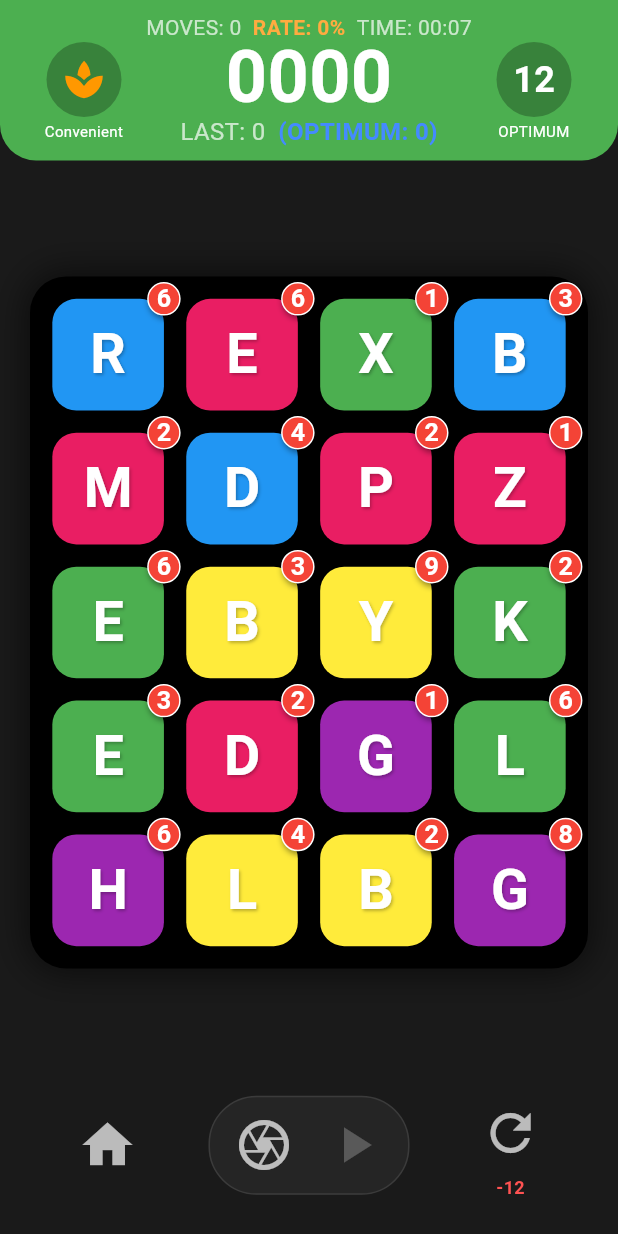
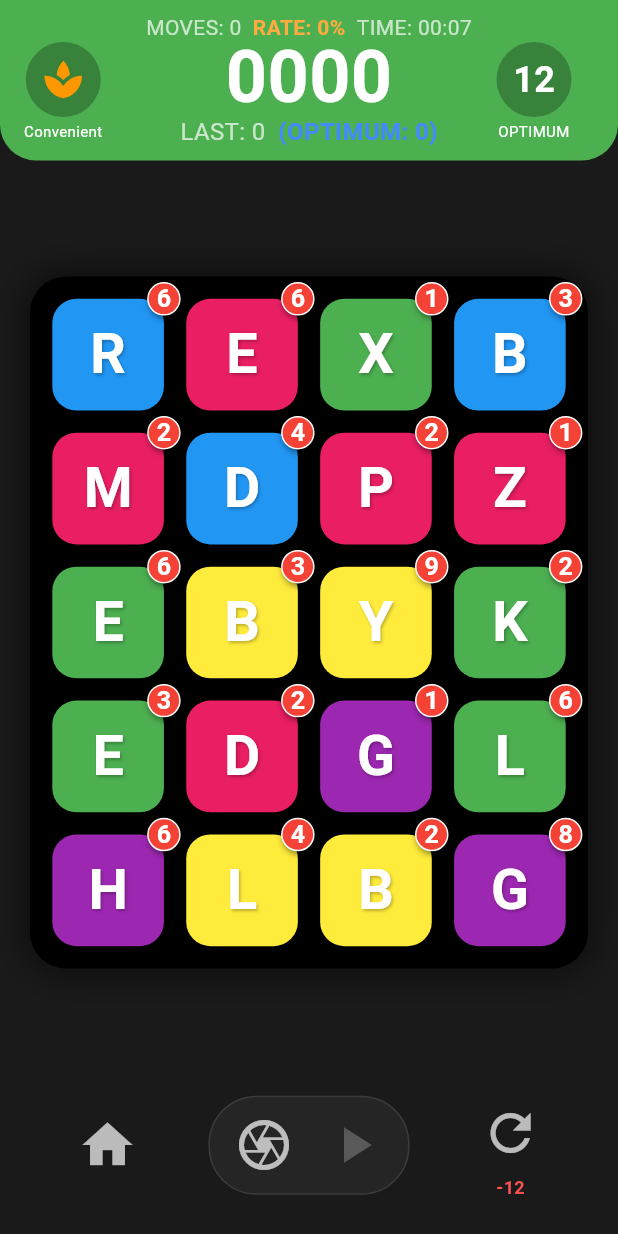
Before and after one commit to RettPop/badger, a Flutter app: the screen it shows after launch, on a phone screen of 412 x 824 dp. Run offline on Flutter 3.47's test engine with Material 3 defaults, Android fonts, the phone set to English and light mode, and no system bars; our stand-ins replace package_info_plus.

Commit message:
Center score display using Stack layout in top bar
- Score and last move lines always centered regardless of side label width
- Mode and optimum icons positioned absolutely at left/right edges
- Mode name forced to single line

Co-Authored-By: Claude Opus 4.6 (1M context) <noreply@anthropic.com>

```diff
--- a/lib/presentation/screens/game_screen.dart
+++ b/lib/presentation/screens/game_screen.dart
@@ -103,11 +103,10 @@ class _GameScreenState extends State<GameScreen> {
               ),
             ],
           ),
-          Row(
-            mainAxisAlignment: MainAxisAlignment.spaceBetween,
-            crossAxisAlignment: CrossAxisAlignment.start,
+          Stack(
+            alignment: Alignment.topCenter,
             children: [
-              _buildModeColumn(),
+              // Center: score + last move (always centered)
               Column(
                 mainAxisSize: MainAxisSize.min,
                 children: [
@@ -142,21 +141,16 @@ class _GameScreenState extends State<GameScreen> {
                   ),
                 ],
               ),
-              if (_gameState.currentMode.calculatesOptimum)
-                GestureDetector(
-                  onTap: () => _gameState.toggleHint(),
-                  child: _buildInfoColumn(
-                    'OPTIMUM',
-                    _gameState.optimumScore.toString(),
-                  ),
-                )
-              else if (_gameState.hasDragPreview)
-                _buildInfoColumn(
-                  'OPTIMUM IF',
-                  _gameState.dragPreviewOptimum.toString(),
-                )
-              else
-                _buildInfoColumn('OPTIMUM', '?'),
+              // Left: mode icon
+              Align(
+                alignment: Alignment.topLeft,
+                child: _buildModeColumn(),
+              ),
+              // Right: optimum icon
+              Align(
+                alignment: Alignment.topRight,
+                child: _buildOptimumColumn(),
+              ),
             ],
           ),
         ],
@@ -298,16 +292,33 @@ class _GameScreenState extends State<GameScreen> {
           ),
         ),
         const SizedBox(height: 2),
-        SizedBox(
-          width: 80,
-          child: Text(
-            _gameState.currentMode.name,
-            textAlign: TextAlign.center,
-            style: const TextStyle(color: Colors.white, fontSize: 10),
-          ),
+        Text(
+          _gameState.currentMode.name,
+          textAlign: TextAlign.center,
+          maxLines: 1,
+          style: const TextStyle(color: Colors.white, fontSize: 10),
         ),
       ],
     );
+  }
+
+  Widget _buildOptimumColumn() {
+    if (_gameState.currentMode.calculatesOptimum) {
+      return GestureDetector(
+        onTap: () => _gameState.toggleHint(),
+        child: _buildInfoColumn(
+          'OPTIMUM',
+          _gameState.optimumScore.toString(),
+        ),
+      );
+    } else if (_gameState.hasDragPreview) {
+      return _buildInfoColumn(
+        'OPTIMUM IF',
+        _gameState.dragPreviewOptimum.toString(),
+      );
+    } else {
+      return _buildInfoColumn('OPTIMUM', '?');
+    }
   }
 
   void _showModeSelectionDialog() {
```
